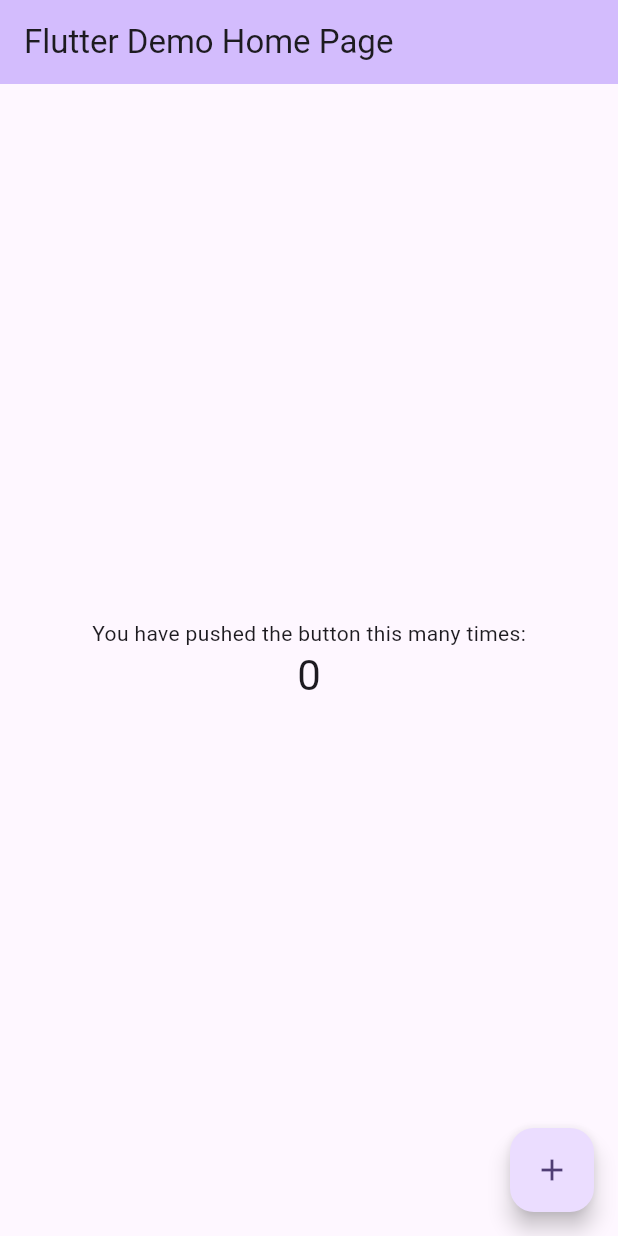
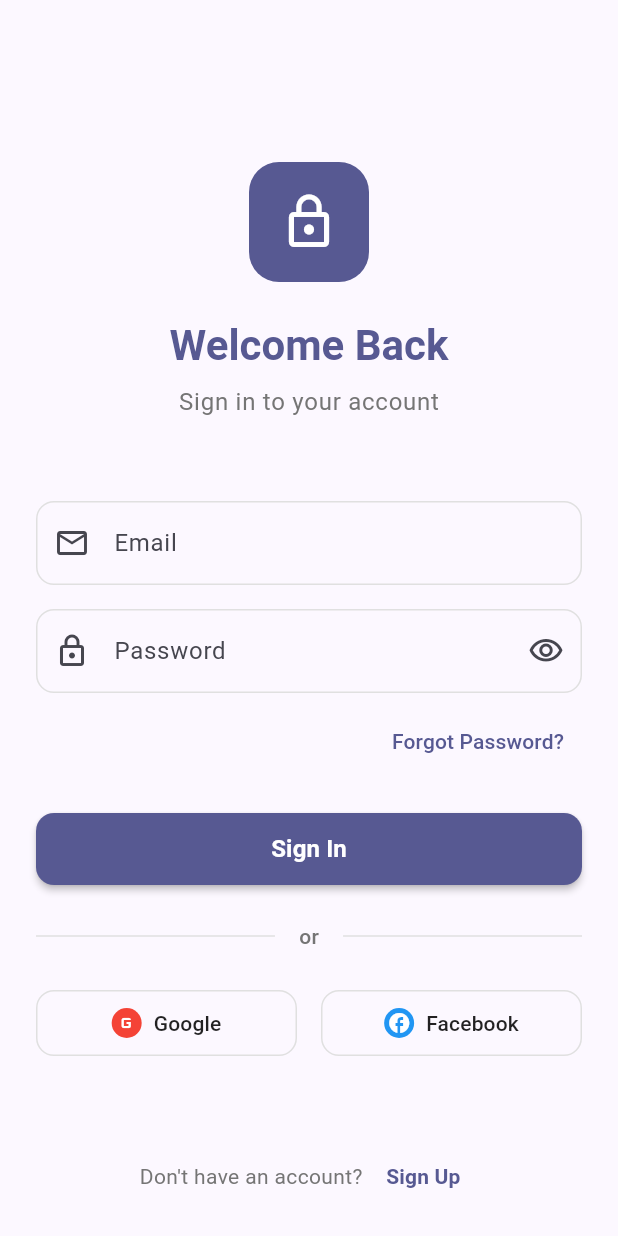
Before and after one commit to KhengChamnan/DerTam, a Flutter app: the screen it shows after launch, on a phone screen of 412 x 824 dp. Run offline on Flutter 3.47's test engine with Material 3 defaults, Android fonts, the phone set to English and light mode, and no system bars.

Commit message:
start the project

```diff
--- a/mobile_frontend/lib/main.dart
+++ b/mobile_frontend/lib/main.dart
@@ -1,4 +1,5 @@
 import 'package:flutter/material.dart';
+import 'package:mobile_frontend/ui/screen/login/login.dart';
 
 void main() {
   runApp(const MyApp());
@@ -7,116 +8,20 @@ void main() {
 class MyApp extends StatelessWidget {
   const MyApp({super.key});
 
-  // This widget is the root of your application.
   @override
   Widget build(BuildContext context) {
     return MaterialApp(
-      title: 'Flutter Demo',
+      title: 'Mobile Frontend',
+      debugShowCheckedModeBanner: false,
       theme: ThemeData(
-        // This is the theme of your application.
-        //
-        // TRY THIS: Try running your application with "flutter run". You'll see
-        // the application has a purple toolbar. Then, without quitting the app,
-        // try changing the seedColor in the colorScheme below to Colors.green
-        // and then invoke "hot reload" (save your changes or press the "hot
-        // reload" button in a Flutter-supported IDE, or press "r" if you used
-        // the command line to start the app).
-        //
-        // Notice that the counter didn't reset back to zero; the application
-        // state is not lost during the reload. To reset the state, use hot
-        // restart instead.
-        //
-        // This works for code too, not just values: Most code changes can be
-        // tested with just a hot reload.
-        colorScheme: ColorScheme.fromSeed(seedColor: Colors.deepPurple),
+        colorScheme: ColorScheme.fromSeed(
+          seedColor: const Color(0xFF6366F1), // Indigo color
+          brightness: Brightness.light,
+        ),
+        useMaterial3: true,
+        fontFamily: 'Roboto',
       ),
-      home: const MyHomePage(title: 'Flutter Demo Home Page'),
+      home: const LoginScreen(),
     );
   }
 }
-
-class MyHomePage extends StatefulWidget {
-  const MyHomePage({super.key, required this.title});
-
-  // This widget is the home page of your application. It is stateful, meaning
-  // that it has a State object (defined below) that contains fields that affect
-  // how it looks.
-
-  // This class is the configuration for the state. It holds the values (in this
-  // case the title) provided by the parent (in this case the App widget) and
-  // used by the build method of the State. Fields in a Widget subclass are
-  // always marked "final".
-
-  final String title;
-
-  @override
-  State<MyHomePage> createState() => _MyHomePageState();
-}
-
-class _MyHomePageState extends State<MyHomePage> {
-  int _counter = 0;
-
-  void _incrementCounter() {
-    setState(() {
-      // This call to setState tells the Flutter framework that something has
-      // changed in this State, which causes it to rerun the build method below
-      // so that the display can reflect the updated values. If we changed
-      // _counter without calling setState(), then the build method would not be
-      // called again, and so nothing would appear to happen.
-      _counter++;
-    });
-  }
-
-  @override
-  Widget build(BuildContext context) {
-    // This method is rerun every time setState is called, for instance as done
-    // by the _incrementCounter method above.
-    //
-    // The Flutter framework has been optimized to make rerunning build methods
-    // fast, so that you can just rebuild anything that needs updating rather
-    // than having to individually change instances of widgets.
-    return Scaffold(
-      appBar: AppBar(
-        // TRY THIS: Try changing the color here to a specific color (to
-        // Colors.amber, perhaps?) and trigger a hot reload to see the AppBar
-        // change color while the other colors stay the same.
-        backgroundColor: Theme.of(context).colorScheme.inversePrimary,
-        // Here we take the value from the MyHomePage object that was created by
-        // the App.build method, and use it to set our appbar title.
-        title: Text(widget.title),
-      ),
-      body: Center(
-        // Center is a layout widget. It takes a single child and positions it
-        // in the middle of the parent.
-        child: Column(
-          // Column is also a layout widget. It takes a list of children and
-          // arranges them vertically. By default, it sizes itself to fit its
-          // children horizontally, and tries to be as tall as its parent.
-          //
-          // Column has various properties to control how it sizes itself and
-          // how it positions its children. Here we use mainAxisAlignment to
-          // center the children vertically; the main axis here is the vertical
-          // axis because Columns are vertical (the cross axis would be
-          // horizontal).
-          //
-          // TRY THIS: Invoke "debug painting" (choose the "Toggle Debug Paint"
-          // action in the IDE, or press "p" in the console), to see the
-          // wireframe for each widget.
-          mainAxisAlignment: MainAxisAlignment.center,
-          children: <Widget>[
-            const Text('You have pushed the button this many times:'),
-            Text(
-              '$_counter',
-              style: Theme.of(context).textTheme.headlineMedium,
-            ),
-          ],
-        ),
-      ),
-      floatingActionButton: FloatingActionButton(
-        onPressed: _incrementCounter,
-        tooltip: 'Increment',
-        child: const Icon(Icons.add),
-      ), // This trailing comma makes auto-formatting nicer for build methods.
-    );
-  }
-}
--- /dev/null
+++ b/mobile_frontend/lib/ui/screen/login/login.dart
@@ -0,0 +1,388 @@
+import 'package:flutter/material.dart';
+
+class LoginScreen extends StatefulWidget {
+  const LoginScreen({super.key});
+
+  @override
+  State<LoginScreen> createState() => _LoginScreenState();
+}
+
+class _LoginScreenState extends State<LoginScreen> {
+  final _formKey = GlobalKey<FormState>();
+  final _emailController = TextEditingController();
+  final _passwordController = TextEditingController();
+  bool _obscurePassword = true;
+  bool _isLoading = false;
+
+  @override
+  void dispose() {
+    _emailController.dispose();
+    _passwordController.dispose();
+    super.dispose();
+  }
+
+  Future<void> _handleLogin() async {
+    if (_formKey.currentState!.validate()) {
+      setState(() {
+        _isLoading = true;
+      });
+
+      // Simulate login process
+      await Future.delayed(const Duration(seconds: 2));
+
+      setState(() {
+        _isLoading = false;
+      });
+
+      // Navigate to next screen or show success message
+      if (mounted) {
+        ScaffoldMessenger.of(context).showSnackBar(
+          const SnackBar(
+            content: Text('Login successful!'),
+            backgroundColor: Colors.green,
+          ),
+        );
+      }
+    }
+  }
+  @override
+  Widget build(BuildContext context) {
+    final size = MediaQuery.of(context).size;
+    final theme = Theme.of(context);
+    return Scaffold(
+      body: SafeArea(
+        child: SingleChildScrollView(
+          padding: const EdgeInsets.symmetric(horizontal: 24.0),
+          child: SizedBox(
+            height: size.height - MediaQuery.of(context).padding.top,
+            child: Column(
+              children: [
+                const Spacer(flex: 2),
+                Column(
+                  children: [
+                    Container(
+                      width: 80,
+                      height: 80,
+                      decoration: BoxDecoration(
+                        color: theme.primaryColor,
+                        borderRadius: BorderRadius.circular(20),
+                      ),
+                      child: const Icon(
+                        Icons.lock_outline,
+                        size: 40,
+                        color: Colors.white,
+                      ),
+                    ),
+                    const SizedBox(height: 24),
+                    Text(
+                      'Welcome Back',
+                      style: theme.textTheme.headlineMedium?.copyWith(
+                        fontWeight: FontWeight.bold,
+                        color: theme.primaryColor,
+                      ),
+                    ),
+                    const SizedBox(height: 8),
+                    Text(
+                      'Sign in to your account',
+                      style: theme.textTheme.bodyLarge?.copyWith(
+                        color: Colors.grey[600],
+                      ),
+                    ),
+                  ],
+                ),
+                const Spacer(),
+                Form(
+                  key: _formKey,
+                  child: Column(
+                    children: [
+                      // Email Field
+                      TextFormField(
+                        controller: _emailController,
+                        keyboardType: TextInputType.emailAddress,
+                        textInputAction: TextInputAction.next,
+                        decoration: InputDecoration(
+                          labelText: 'Email',
+                          prefixIcon: const Icon(Icons.email_outlined),
+                          border: OutlineInputBorder(
+                            borderRadius: BorderRadius.circular(12),
+                          ),
+                          enabledBorder: OutlineInputBorder(
+                            borderRadius: BorderRadius.circular(12),
+                            borderSide: BorderSide(color: Colors.grey[300]!),
+                          ),
+                          focusedBorder: OutlineInputBorder(
+                            borderRadius: BorderRadius.circular(12),
+                            borderSide: BorderSide(color: theme.primaryColor),
+                          ),
+                        ),
+                        validator: (value) {
+                          if (value == null || value.isEmpty) {
+                            return 'Please enter your email';
+                          }
+                          if (!RegExp(
+                            r'^[\w-\.]+@([\w-]+\.)+[\w-]{2,4}$',
+                          ).hasMatch(value)) {
+                            return 'Please enter a valid email';
+                          }
+                          return null;
+                        },
+                      ),
+
+                      const SizedBox(height: 16),
+
+                      // Password Field
+                      TextFormField(
+                        controller: _passwordController,
+                        obscureText: _obscurePassword,
+                        textInputAction: TextInputAction.done,
+                        decoration: InputDecoration(
+                          labelText: 'Password',
+                          prefixIcon: const Icon(Icons.lock_outlined),
+                          suffixIcon: IconButton(
+                            icon: Icon(
+                              _obscurePassword
+                                  ? Icons.visibility_outlined
+                                  : Icons.visibility_off_outlined,
+                            ),
+                            onPressed: () {
+                              setState(() {
+                                _obscurePassword = !_obscurePassword;
+                              });
+                            },
+                          ),
+                          border: OutlineInputBorder(
+                            borderRadius: BorderRadius.circular(12),
+                          ),
+                          enabledBorder: OutlineInputBorder(
+                            borderRadius: BorderRadius.circular(12),
+                            borderSide: BorderSide(color: Colors.grey[300]!),
+                          ),
+                          focusedBorder: OutlineInputBorder(
+                            borderRadius: BorderRadius.circular(12),
+                            borderSide: BorderSide(color: theme.primaryColor),
+                          ),
+                        ),
+                        validator: (value) {
+                          if (value == null || value.isEmpty) {
+                            return 'Please enter your password';
+                          }
+                          if (value.length < 6) {
+                            return 'Password must be at least 6 characters';
+                          }
+                          return null;
+                        },
+                        onFieldSubmitted: (_) => _handleLogin(),
+                      ),
+
+                      const SizedBox(height: 8),
+
+                      // Forgot Password
+                      Align(
+                        alignment: Alignment.centerRight,
+                        child: TextButton(
+                          onPressed: () {
+                            // Handle forgot password
+                            ScaffoldMessenger.of(context).showSnackBar(
+                              const SnackBar(
+                                content: Text(
+                                  'Forgot password functionality coming soon!',
+                                ),
+                              ),
+                            );
+                          },
+                          child: Text(
+                            'Forgot Password?',
+                            style: TextStyle(
+                              color: theme.primaryColor,
+                              fontWeight: FontWeight.w500,
+                            ),
+                          ),
+                        ),
+                      ),
+
+                      const SizedBox(height: 24),
+
+                      // Login Button
+                      SizedBox(
+                        width: double.infinity,
+                        height: 48,
+                        child: ElevatedButton(
+                          onPressed: _isLoading ? null : _handleLogin,
+                          style: ElevatedButton.styleFrom(
+                            backgroundColor: theme.primaryColor,
+                            foregroundColor: Colors.white,
+                            shape: RoundedRectangleBorder(
+                              borderRadius: BorderRadius.circular(12),
+                            ),
+                            elevation: 2,
+                          ),
+                          child: _isLoading
+                              ? const SizedBox(
+                                  width: 20,
+                                  height: 20,
+                                  child: CircularProgressIndicator(
+                                    strokeWidth: 2,
+                                    color: Colors.white,
+                                  ),
+                                )
+                              : const Text(
+                                  'Sign In',
+                                  style: TextStyle(
+                                    fontSize: 16,
+                                    fontWeight: FontWeight.w600,
+                                  ),
+                                ),
+                        ),
+                      ),
+
+                      const SizedBox(height: 24),
+
+                      // Divider
+                      Row(
+                        children: [
+                          Expanded(child: Divider(color: Colors.grey[300])),
+                          Padding(
+                            padding: const EdgeInsets.symmetric(horizontal: 16),
+                            child: Text(
+                              'or',
+                              style: TextStyle(
+                                color: Colors.grey[600],
+                                fontWeight: FontWeight.w500,
+                              ),
+                            ),
+                          ),
+                          Expanded(child: Divider(color: Colors.grey[300])),
+                        ],
+                      ),
+
+                      const SizedBox(height: 24),
+
+                      // Social Login Buttons
+                      Row(
+                        children: [
+                          Expanded(
+                            child: OutlinedButton.icon(
+                              onPressed: () {
+                                // Handle Google sign in
+                                ScaffoldMessenger.of(context).showSnackBar(
+                                  const SnackBar(
+                                    content: Text(
+                                      'Google sign-in coming soon!',
+                                    ),
+                                  ),
+                                );
+                              },
+                              style: OutlinedButton.styleFrom(
+                                padding: const EdgeInsets.symmetric(
+                                  vertical: 12,
+                                ),
+                                side: BorderSide(color: Colors.grey[300]!),
+                                shape: RoundedRectangleBorder(
+                                  borderRadius: BorderRadius.circular(12),
+                                ),
+                              ),
+                              icon: Container(
+                                width: 20,
+                                height: 20,
+                                decoration: const BoxDecoration(
+                                  color: Colors.red,
+                                  shape: BoxShape.circle,
+                                ),
+                                child: const Icon(
+                                  Icons.g_mobiledata,
+                                  color: Colors.white,
+                                  size: 16,
+                                ),
+                              ),
+                              label: const Text(
+                                'Google',
+                                style: TextStyle(color: Colors.black87),
+                              ),
+                            ),
+                          ),
+                          const SizedBox(width: 16),
+                          Expanded(
+                            child: OutlinedButton.icon(
+                              onPressed: () {
+                                // Handle Facebook sign in
+                                ScaffoldMessenger.of(context).showSnackBar(
+                                  const SnackBar(
+                                    content: Text(
+                                      'Facebook sign-in coming soon!',
+                                    ),
+                                  ),
+                                );
+                              },
+                              style: OutlinedButton.styleFrom(
+                                padding: const EdgeInsets.symmetric(
+                                  vertical: 12,
+                                ),
+                                side: BorderSide(color: Colors.grey[300]!),
+                                shape: RoundedRectangleBorder(
+                                  borderRadius: BorderRadius.circular(12),
+                                ),
+                              ),
+                              icon: Container(
+                                width: 20,
+                                height: 20,
+                                decoration: const BoxDecoration(
+                                  color: Colors.blue,
+                                  shape: BoxShape.circle,
+                                ),
+                                child: const Icon(
+                                  Icons.facebook,
+                                  color: Colors.white,
+                                  size: 16,
+                                ),
+                              ),
+                              label: const Text(
+                                'Facebook',
+                                style: TextStyle(color: Colors.black87),
+                              ),
+                            ),
+                          ),
+                        ],
+                      ),
+                    ],
+                  ),
+                ),
+
+                const Spacer(),
+
+                // Sign Up Link
+                Row(
+                  mainAxisAlignment: MainAxisAlignment.center,
+                  children: [
+                    Text(
+                      "Don't have an account? ",
+                      style: TextStyle(color: Colors.grey[600]),
+                    ),
+                    TextButton(
+                      onPressed: () {
+                        // Navigate to sign up screen
+                        ScaffoldMessenger.of(context).showSnackBar(
+                          const SnackBar(
+                            content: Text('Sign up functionality coming soon!'),
+                          ),
+                        );
+                      },
+                      child: Text(
+                        'Sign Up',
+                        style: TextStyle(
+                          color: theme.primaryColor,
+                          fontWeight: FontWeight.w600,
+                        ),
+                      ),
+                    ),
+                  ],
+                ),
+
+                const SizedBox(height: 16),
+              ],
+            ),
+          ),
+        ),
+      ),
+    );
+  }
+}
--- a/mobile_frontend/pubspec.yaml
+++ b/mobile_frontend/pubspec.yaml
@@ -34,6 +34,7 @@ dependencies:
   # The following adds the Cupertino Icons font to your application.
   # Use with the CupertinoIcons class for iOS style icons.
   cupertino_icons: ^1.0.8
+  http: ^1.5.0
 
 dev_dependencies:
   flutter_test:
```
Also changed, not shown: mobile_frontend/lib/data/network/api_endpoint.dart (added, +25 -0 lines), mobile_frontend/lib/data/network/fetching_data.dart (added, +66 -0 lines), mobile_frontend/pubspec.lock.
